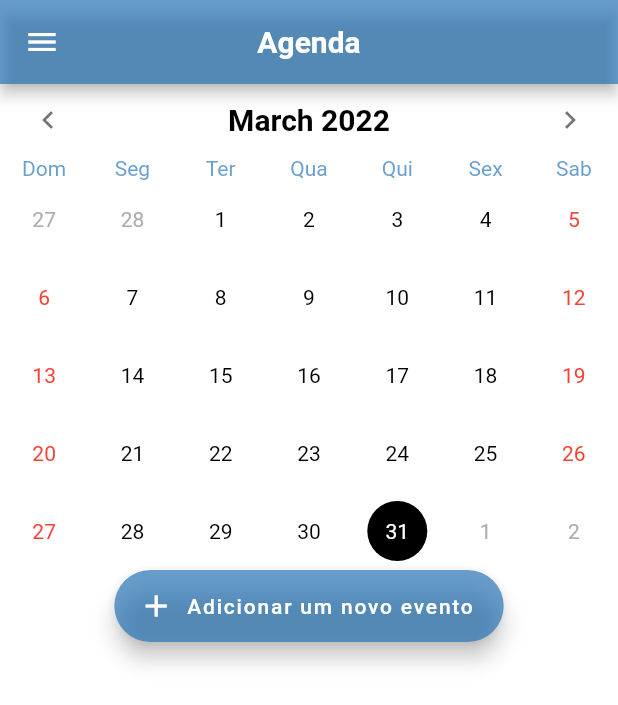
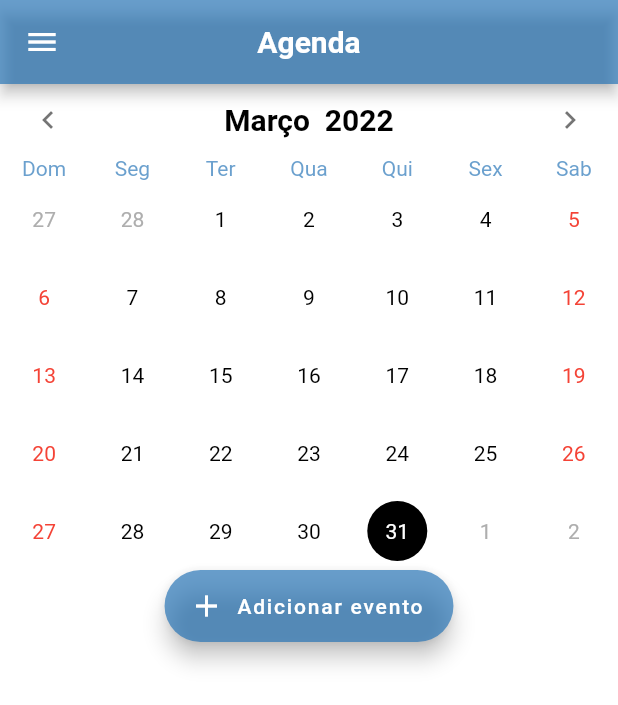
Before and after one commit to prdslucas/Projeto-SENAI-TCC---Imaker, a Flutter app: the screen it shows after launch, after a tap on the "arrow forward ios" icon, on a phone screen of 412 x 824 dp. Shown: the top 705 px of the screen. Run offline on Flutter 3.47's test engine with Material 2 defaults, Android fonts, the phone set to English and light mode, and no system bars; drawn by our look-alikes of table_calendar.

Commit message:
Agenda - versão final, tradução dos meses para Português Br

```diff
--- a/lib/agenda.dart
+++ b/lib/agenda.dart
@@ -1,8 +1,11 @@
 import 'package:flutter/material.dart';
 import 'package:imaker/calendar_screen.dart';
+import 'package:intl/date_symbol_data_local.dart';
+
 
 class Agenda extends StatelessWidget {
   const Agenda({ Key? key }) : super(key: key);
+
 
   @override
   Widget build(BuildContext context) {
--- a/lib/calendar_screen.dart
+++ b/lib/calendar_screen.dart
@@ -133,6 +133,53 @@ class _CalendarScreenState extends State<CalendarScreen> {
              fontSize: 20,
            ),
            titleCentered: true,
+
+
+            //TRADUÇÃO DO NOME DOS MESES
+           titleTextFormatter: (date, locale) {
+              String month;
+              switch(date.month){
+                case DateTime.january:
+                month = "Janeiro  ";
+                break;
+                case DateTime.february:
+                month = "Fevereiro  ";
+                break;
+                case DateTime.march:
+                month = "Março  ";
+                break;
+                case DateTime.april:
+                month = "Abril  ";
+                break;
+                case DateTime.may:
+                month = "Maio  ";
+                break;
+                case DateTime.june:
+                month = "Junho  ";
+                break;
+                case DateTime.july:
+                month = "Julho  ";
+                break;
+                case DateTime.august:
+                month = "Agosto  ";
+                break;
+                case DateTime.september:
+                month = "Setembro  ";
+                break;
+                case DateTime.october:
+                month = "Outubro  ";
+                break;
+                case DateTime.november:
+                month = "Novembro  ";
+                break;
+                case DateTime.december:
+                month = "Dezembro  ";
+                break;
+              default:
+                month = "Error";
+              }
+              return"$month${date.year}";
+           },
          ),
 
 
@@ -191,6 +238,9 @@ class _CalendarScreenState extends State<CalendarScreen> {
         ),
 
 
+
+
+
         calendarBuilders: CalendarBuilders(
           dowBuilder: (context, day){
             String text;
@@ -218,8 +268,12 @@ class _CalendarScreenState extends State<CalendarScreen> {
                ),
               ),
             );
+          },
+          markerBuilder: (context, day, events) {
+            if(events.isNotEmpty){
 
-          },
+            }
+          }
         ),
        ),
 
@@ -268,7 +322,7 @@ class _CalendarScreenState extends State<CalendarScreen> {
               ],
             ),
            ),
-         label: Text("Adicionar um novo evento"),
+         label: Text("Adicionar evento"),
          icon: Icon(Icons.add,),
          ),
       ],
--- a/lib/src/home.dart
+++ b/lib/src/home.dart
@@ -32,7 +32,7 @@ class HomeApp extends StatelessWidget{
                color: Colors.white,
                ),
 
-               Text("Agenda",
+               Text("  Agenda",
                style: TextStyle(
                  color: Colors.white,
                  fontSize: 45,
@@ -41,7 +41,7 @@ class HomeApp extends StatelessWidget{
               ),
 
                IconButton(
-                 padding: EdgeInsets.only(left: 120),
+                 padding: EdgeInsets.only(left: 100),
                  onPressed: () {
                     Navigator.pushNamed(context, '/agenda');
                  },
@@ -53,8 +53,7 @@ class HomeApp extends StatelessWidget{
                ),
               ],
             ),
-
-     ),
+         ),
 
 
       //CRIAÇÃO DO MENU LATERAL
```
